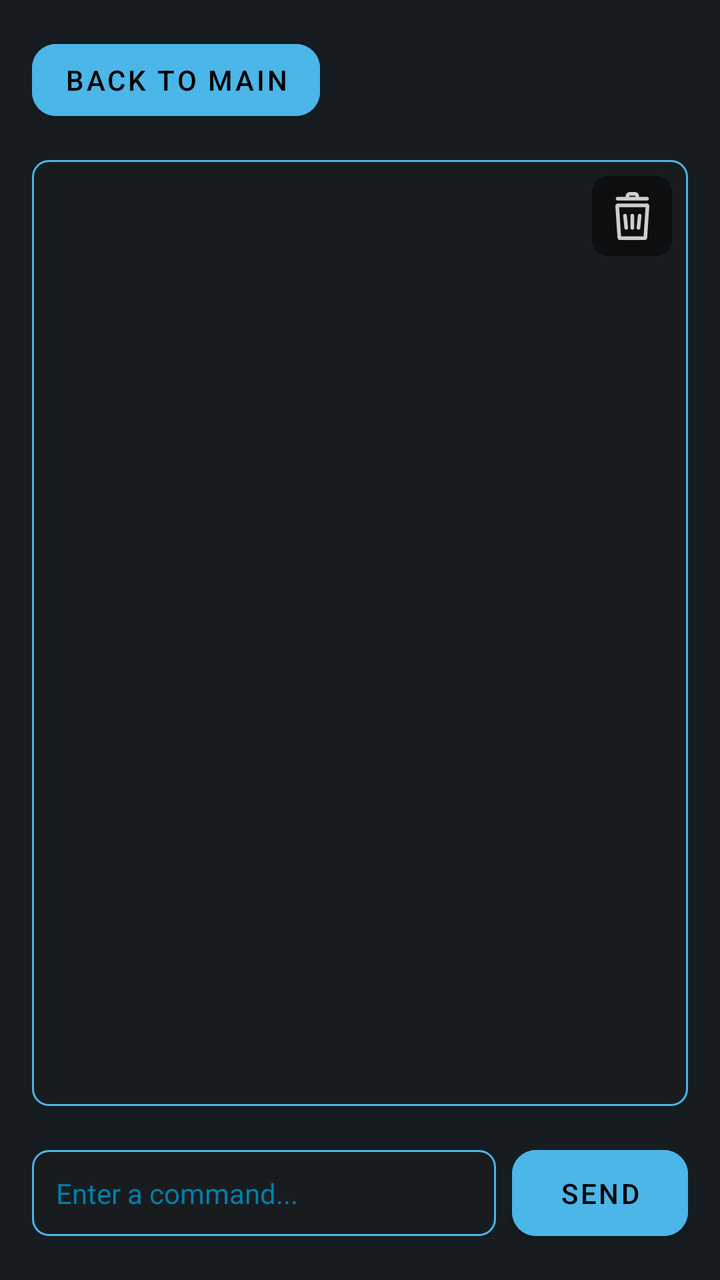
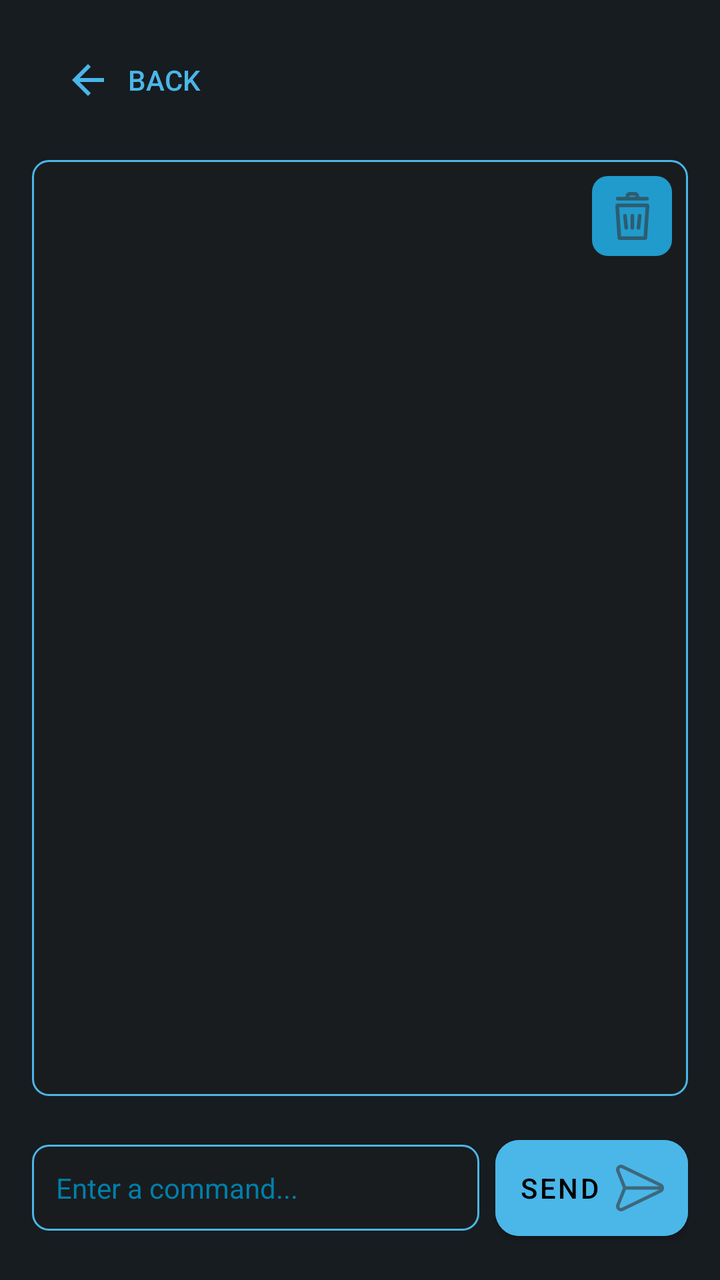

Compare the two renders of this Android layout. The source of the first and the diff that turns it into the second are given below.
<!-- AndroidManifest.xml: activity theme Theme.Nsline22 -->
<!-- res/layout/activity_log.xml -->
<?xml version="1.0" encoding="utf-8"?>
<LinearLayout xmlns:android="http://schemas.android.com/apk/res/android"
    xmlns:app="http://schemas.android.com/apk/res-auto"
    android:layout_width="match_parent"
    android:layout_height="match_parent"
    android:orientation="vertical"
    android:background="@color/background_dark"
    android:padding="16dp">

    
    <Button
        android:id="@+id/backButton"
        android:layout_width="wrap_content"
        android:layout_height="wrap_content"
        android:layout_marginBottom="16dp"
        android:text="Back to Main"
        android:backgroundTint="?attr/colorPrimary"
        android:textColor="@color/black"
        app:cornerRadius="12dp" />

    
    <RelativeLayout
        android:layout_width="match_parent"
        android:layout_height="0dp"
        android:layout_weight="1"
        android:background="@drawable/output_background">

        
        <ScrollView
            android:id="@+id/logScrollView"
            android:layout_width="match_parent"
            android:layout_height="match_parent"
            android:scrollbars="vertical"
            android:fadeScrollbars="false"
            android:overScrollMode="always"
            android:scrollbarStyle="insideOverlay">

            
            <TextView
                android:id="@+id/outputTextView"
                android:layout_width="match_parent"
                android:layout_height="wrap_content"
                android:padding="14dp"
                android:textColor="@color/material_dynamic_primary60"
                android:textSize="14sp"
                android:text=""
                android:gravity="start|top"
                android:singleLine="false"
                android:maxLines="1000"
                android:ellipsize="none"
                android:fontFamily="monospace"
                android:typeface="monospace" />

        </ScrollView>

        
        <ImageButton
            android:id="@+id/clearLogsButton"
            android:layout_width="40dp"
            android:layout_height="40dp"
            android:layout_alignParentTop="true"
            android:layout_alignParentEnd="true"
            android:layout_margin="8dp"
            android:background="@drawable/clear_logs_background"
            android:contentDescription="Clear logs"
            android:scaleType="centerInside"
            android:src="@drawable/ic_clear" />

    </RelativeLayout>

    
    <LinearLayout
        android:layout_width="match_parent"
        android:layout_height="wrap_content"
        android:orientation="horizontal"
        android:gravity="center_vertical"
        android:layout_marginTop="16dp">

        <EditText
            android:id="@+id/commandEditText"
            android:layout_width="0dp"
            android:layout_height="wrap_content"
            android:layout_weight="1"
            android:hint="Enter a command..."
            android:imeOptions="actionDone"
            android:inputType="text"
            android:focusable="true"
            android:focusableInTouchMode="true"
            android:clickable="true"
            android:background="@drawable/edittext_background"
            android:textColor="?attr/colorPrimary"
            android:textColorHint="@color/edittexthint_color"
            android:padding="12dp"
            android:layout_marginEnd="8dp" />

        <Button
            android:id="@+id/buttonSend"
            android:layout_width="wrap_content"
            android:layout_height="wrap_content"
            android:text="Send"
            android:backgroundTint="?attr/colorPrimary"
            android:textColor="@color/black"
            android:padding="12dp"
            app:cornerRadius="12dp" />

    </LinearLayout>

</LinearLayout>
<!-- resources referenced by this layout -->
<resources>
  <color name="background_dark">@color/material_dynamic_neutral_variant10</color>
  <color name="black">#FF000000</color>
  <color name="edittexthint_color">@color/material_dynamic_primary50</color>
  <!-- drawable clear_logs_background (drawable) -->
  <?xml version="1.0" encoding="utf-8"?>
  <shape xmlns:android="http://schemas.android.com/apk/res/android">
      <solid android:color="#80000000" />
      <corners android:radius="8dp" />
  </shape>
  <!-- drawable edittext_background (drawable) -->
  <shape xmlns:android="http://schemas.android.com/apk/res/android">
      <solid android:color="@color/material_dynamic_neutral10"/>
      <stroke android:width="1dp" android:color="?attr/colorPrimary"/>
      <corners android:radius="8dp"/>
  </shape>
  <!-- drawable ic_clear: png bitmap (drawable-hdpi, 813 bytes) -->
  <!-- drawable output_background (drawable) -->
  <shape xmlns:android="http://schemas.android.com/apk/res/android">
      <solid android:color="@color/material_dynamic_neutral10" />
      <stroke android:width="1dp" android:color="?attr/colorPrimary" />
      <corners android:radius="8dp" />
  </shape>
  <style name="Theme.Nsline22" parent="Theme.MaterialComponents.DayNight.NoActionBar">
          <item name="android:windowBackground">@color/material_dynamic_neutral_variant10</item>
          <item name="colorPrimary">@color/material_dynamic_primary70</item>
          <item name="editTextStyle">@style/EditTextStyle</item>
          <item name="android:statusBarColor">@color/material_dynamic_neutral_variant10</item>
          <item name="android:navigationBarColor">@color/material_dynamic_neutral_variant10</item>
      </style>
  <style name="EditTextStyle" parent="Widget.MaterialComponents.TextInputLayout.OutlinedBox">
          <item name="boxStrokeColor">@color/material_dynamic_primary70</item>
          <item name="android:textColorHint">@color/material_dynamic_primary70</item>
          <item name="android:textColor">@color/white</item>
          <item name="android:paddingStart">12dp</item>
          <item name="android:paddingEnd">12dp</item>
          <item name="android:paddingTop">8dp</item>
          <item name="android:paddingBottom">8dp</item>
      </style>
  <color name="white">#FFFFFFFF</color>
</resources>

<!-- the commit's change to res/layout/activity_log.xml (unified diff, before → after) -->
@@ -8,15 +8,16 @@
     android:padding="16dp">
 
     
+
     <Button
         android:id="@+id/backButton"
+        style="@style/Widget.AppCompat.Button.Borderless"
         android:layout_width="wrap_content"
         android:layout_height="wrap_content"
         android:layout_marginBottom="16dp"
-        android:text="Back to Main"
-        android:backgroundTint="?attr/colorPrimary"
-        android:textColor="@color/black"
-        app:cornerRadius="12dp" />
+        android:text="Back"
+        android:textColor="?attr/colorPrimary"
+        android:drawableLeft="@drawable/ic_arrow_backward" />
 
     
     <RelativeLayout
@@ -101,7 +102,8 @@
             android:backgroundTint="?attr/colorPrimary"
             android:textColor="@color/black"
             android:padding="12dp"
-            app:cornerRadius="12dp" />
+            app:cornerRadius="12dp"
+            android:drawableRight="@drawable/send" />
 
     </LinearLayout>
 
<!-- resource entries referenced after the edit -->
@@ -6,7 +6,7 @@
   <!-- drawable clear_logs_background (drawable) -->
   <?xml version="1.0" encoding="utf-8"?>
   <shape xmlns:android="http://schemas.android.com/apk/res/android">
-      <solid android:color="#80000000" />
+      <solid android:color="@color/material_dynamic_primary60" />
       <corners android:radius="8dp" />
   </shape>
   <!-- drawable edittext_background (drawable) -->
@@ -15,13 +15,25 @@
       <stroke android:width="1dp" android:color="?attr/colorPrimary"/>
       <corners android:radius="8dp"/>
   </shape>
-  <!-- drawable ic_clear: png bitmap (drawable-hdpi, 813 bytes) -->
+  <!-- drawable ic_arrow_backward (drawable) -->
+  <vector xmlns:android="http://schemas.android.com/apk/res/android"
+      android:width="24dp"
+      android:height="24dp"
+      android:viewportWidth="24"
+      android:viewportHeight="24"
+      android:tint="?attr/colorPrimary">
+      <path
+          android:fillColor="@android:color/white"
+          android:pathData="M12,20l1.41,-1.41L7.83,13H20v-2H7.83l5.58,-5.59L12,4l-8,8z"/>
+  </vector>
+  <!-- drawable ic_clear: png bitmap (drawable-hdpi, 865 bytes) -->
   <!-- drawable output_background (drawable) -->
   <shape xmlns:android="http://schemas.android.com/apk/res/android">
       <solid android:color="@color/material_dynamic_neutral10" />
       <stroke android:width="1dp" android:color="?attr/colorPrimary" />
       <corners android:radius="8dp" />
   </shape>
+  <!-- drawable send: png bitmap (drawable-hdpi, 734 bytes) -->
   <style name="Theme.Nsline22" parent="Theme.MaterialComponents.DayNight.NoActionBar">
           <item name="android:windowBackground">@color/material_dynamic_neutral_variant10</item>
           <item name="colorPrimary">@color/material_dynamic_primary70</item>
